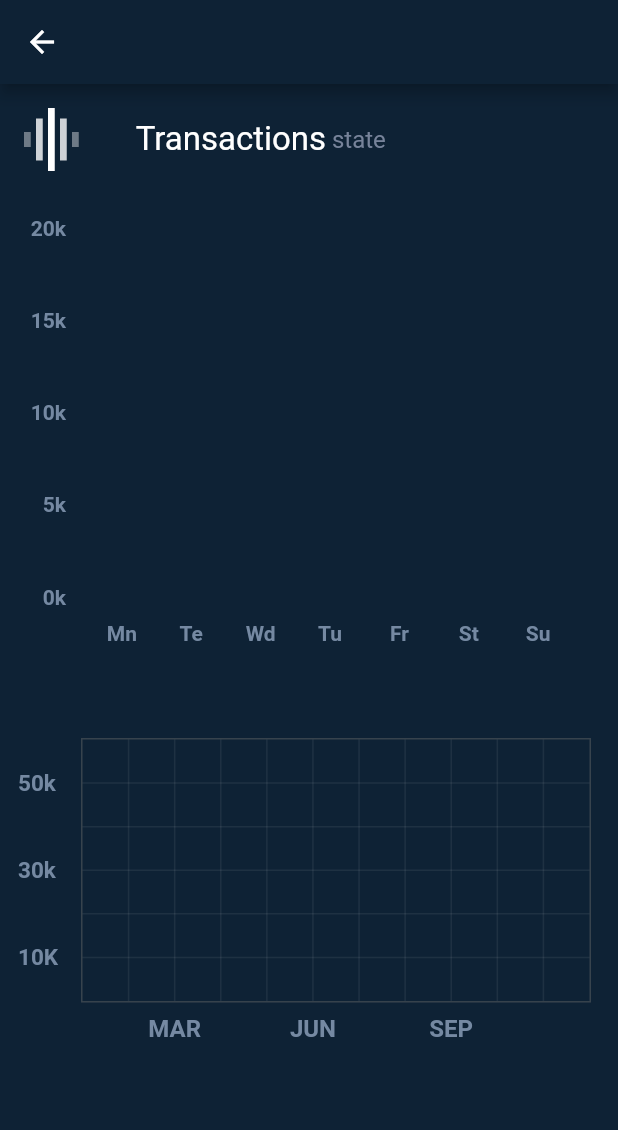
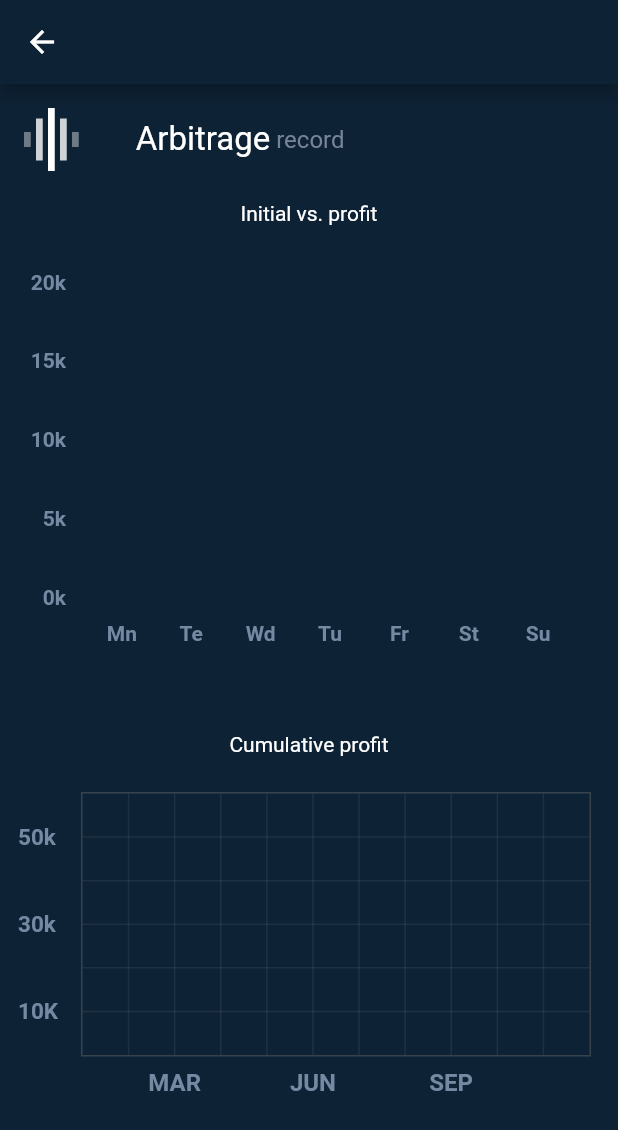
Before and after one commit to CypherBot-Final-Project/mobile-app, a Flutter app: the screen it shows after launch, tab 2 chosen, after a tap on "View my stat", on a phone screen of 412 x 824 dp. Shown: the top 1130 px of the screen. Run offline on Flutter 3.47's test engine with Material 2 defaults, Android fonts, the light colour scheme and no system bars; drawn by our look-alikes of fl_chart; our stand-ins replace show_up_animation, sqflite; missing offline and left inert: candlesticks; accounts and stored records are empty; network calls fail.

Commit message:
style: add graph header and change api endpoint

```diff
--- a/lib/dashboard.dart
+++ b/lib/dashboard.dart
@@ -136,6 +136,10 @@ class _DashBoardState extends State<DashBoard> {
         body: Column(
           children: [
             barChart(showingBarGroups),
+            const Padding(
+              padding: EdgeInsets.only(top: 20),
+              child: Text("Cumulative profit", style: TextStyle(color: Colors.white),),
+            ),
             lineChart(spots),
           ],
           )
--- a/lib/graph/bar.dart
+++ b/lib/graph/bar.dart
@@ -17,17 +17,22 @@ AspectRatio barChart(showingBarGroups){
                   width: 38,
                 ),
                 const Text(
-                  'Transactions',
+                  'Arbitrage',
                   style: TextStyle(color: Colors.white, fontSize: 22),
                 ),
                 const SizedBox(
                   width: 4,
                 ),
                 const Text(
-                  'state',
+                  'record',
                   style: TextStyle(color: Color(0xff77839a), fontSize: 16),
                 ),
               ],
+            ),
+            const Padding(
+
+              padding: EdgeInsets.only(top: 20),
+              child: Center(child:Text("Initial vs. profit", style: TextStyle(color: Colors.white),)),
             ),
             const SizedBox(
               height: 38,
--- a/lib/main.dart
+++ b/lib/main.dart
@@ -9,7 +9,7 @@ import 'package:cypherbot/model/asset.dart';
 import 'package:url_launcher/url_launcher.dart';
 
 Future<List> fetchData() async {
-  String uri = 'http://localhost:3000/info';
+  String uri = 'https://cypherbot-backup.up.railway.app/info';
   final response = await http.get(Uri.parse(uri));
   if (response.statusCode == 200) {
     // If the server did return a 200 OK response,
--- a/lib/result.dart
+++ b/lib/result.dart
@@ -7,7 +7,7 @@ import 'dart:convert';
 import 'model/stat.dart';
 
 Future<Map<String, dynamic>> fetchData(String money, String provider) async {
-  String uri = "http://localhost:3000/arbitrage?money=$money&provider=$provider";
+  String uri = "https://cypherbot-backup.up.railway.app/arbitrage?money=$money&provider=$provider";
   final response = await http.post(
       Uri.parse(uri));
   Map<String, dynamic> datas = json.decode(response.body);
@@ -117,7 +117,7 @@ class _ResultState extends State<Result> {
                     ));
               }
               else{
-                return const CircularProgressIndicator(color:  Colors.greenAccent);
+                return const Center(child:CircularProgressIndicator(color:  Colors.greenAccent));
               }
             }),
           )),
```
